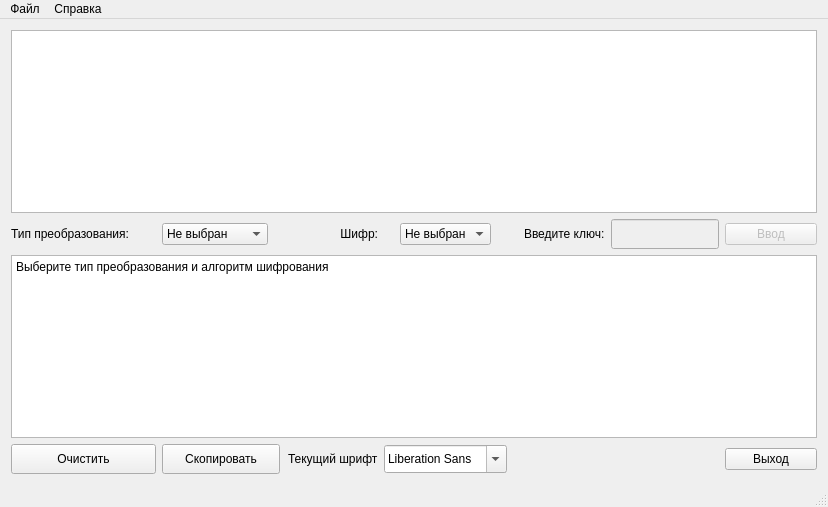
The window that crypt.ui (Sterly27/trpo) describes before a commit, drawn with Qt 5.
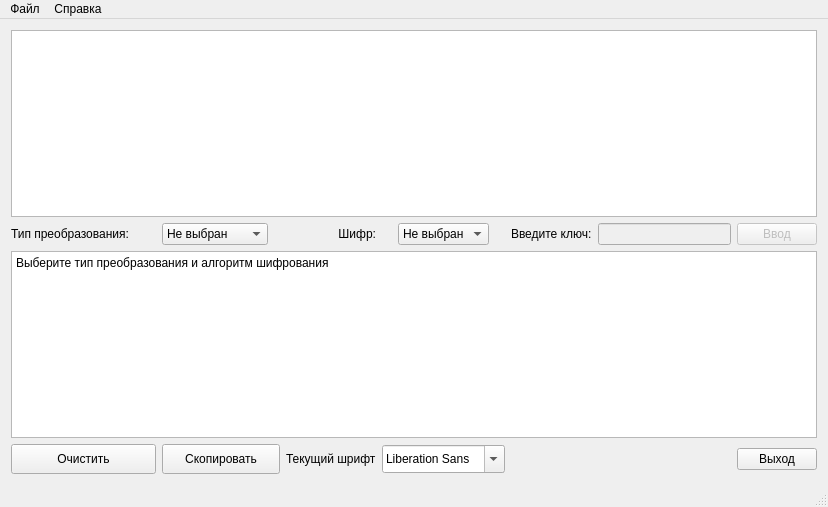
The same window after the commit.

Commit message: New align to window and editing message text

```diff
--- a/crypt.ui
+++ b/crypt.ui
@@ -111,30 +111,6 @@
       <property name="enabled">
        <bool>false</bool>
       </property>
-      <property name="sizePolicy">
-       <sizepolicy hsizetype="Fixed" vsizetype="Fixed">
-        <horstretch>0</horstretch>
-        <verstretch>0</verstretch>
-       </sizepolicy>
-      </property>
-      <property name="minimumSize">
-       <size>
-        <width>88</width>
-        <height>30</height>
-       </size>
-      </property>
-      <property name="sizeIncrement">
-       <size>
-        <width>20</width>
-        <height>30</height>
-       </size>
-      </property>
-      <property name="baseSize">
-       <size>
-        <width>20</width>
-        <height>30</height>
-       </size>
-      </property>
       <property name="maxLength">
        <number>0</number>
       </property>
```
The commit also changes 2 other files.
